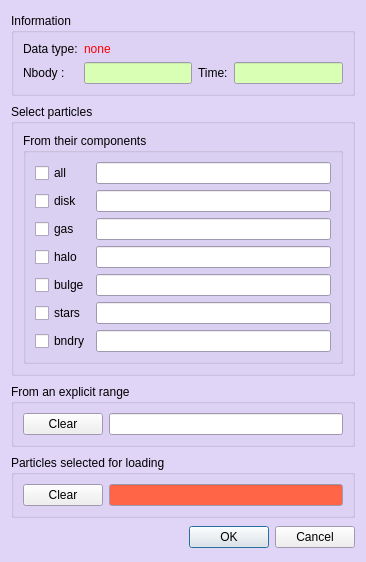
The window that usr/jcl/glnemo2/src/formselectpart.ui (teuben/nemo) describes before a commit, drawn with Qt 5.
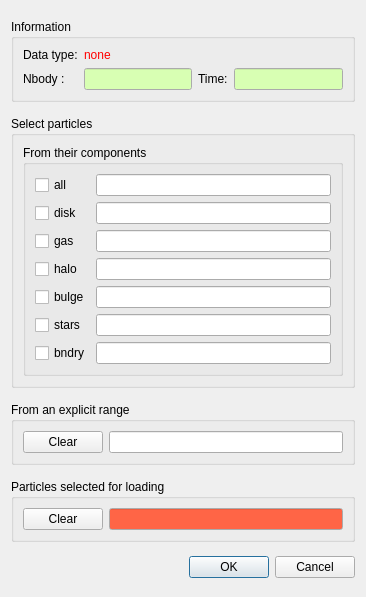
The same window after the commit. Icons and pictures are not drawn.

Diff of the .ui file:
```diff
--- a/usr/jcl/glnemo2/src/formselectpart.ui
+++ b/usr/jcl/glnemo2/src/formselectpart.ui
@@ -4,12 +4,12 @@
   <property name="windowModality" >
    <enum>Qt::ApplicationModal</enum>
   </property>
-  <property name="geometry" >
+  <property name="geometry">
    <rect>
     <x>0</x>
     <y>0</y>
     <width>366</width>
-    <height>562</height>
+    <height>597</height>
    </rect>
   </property>
   <property name="sizePolicy" >
@@ -18,71 +18,7 @@
     <verstretch>0</verstretch>
    </sizepolicy>
   </property>
-  <property name="palette" >
-   <palette>
-    <active>
-     <colorrole role="Base" >
-      <brush brushstyle="SolidPattern" >
-       <color alpha="255" >
-        <red>255</red>
-        <green>255</green>
-        <blue>255</blue>
-       </color>
-      </brush>
-     </colorrole>
-     <colorrole role="Window" >
-      <brush brushstyle="SolidPattern" >
-       <color alpha="255" >
-        <red>224</red>
-        <green>212</green>
-        <blue>247</blue>
-       </color>
-      </brush>
-     </colorrole>
-    </active>
-    <inactive>
-     <colorrole role="Base" >
-      <brush brushstyle="SolidPattern" >
-       <color alpha="255" >
-        <red>255</red>
-        <green>255</green>
-        <blue>255</blue>
-       </color>
-      </brush>
-     </colorrole>
-     <colorrole role="Window" >
-      <brush brushstyle="SolidPattern" >
-       <color alpha="255" >
-        <red>224</red>
-        <green>212</green>
-        <blue>247</blue>
-       </color>
-      </brush>
-     </colorrole>
-    </inactive>
-    <disabled>
-     <colorrole role="Base" >
-      <brush brushstyle="SolidPattern" >
-       <color alpha="255" >
-        <red>224</red>
-        <green>212</green>
-        <blue>247</blue>
-       </color>
-      </brush>
-     </colorrole>
-     <colorrole role="Window" >
-      <brush brushstyle="SolidPattern" >
-       <color alpha="255" >
-        <red>224</red>
-        <green>212</green>
-        <blue>247</blue>
-       </color>
-      </brush>
-     </colorrole>
-    </disabled>
-   </palette>
-  </property>
-  <property name="windowTitle" >
+  <property name="windowTitle">
    <string>Select particles to load</string>
   </property>
   <property name="windowIcon" >
```
Left out of the diff: 561 changed lines with no effect on the pictures.
